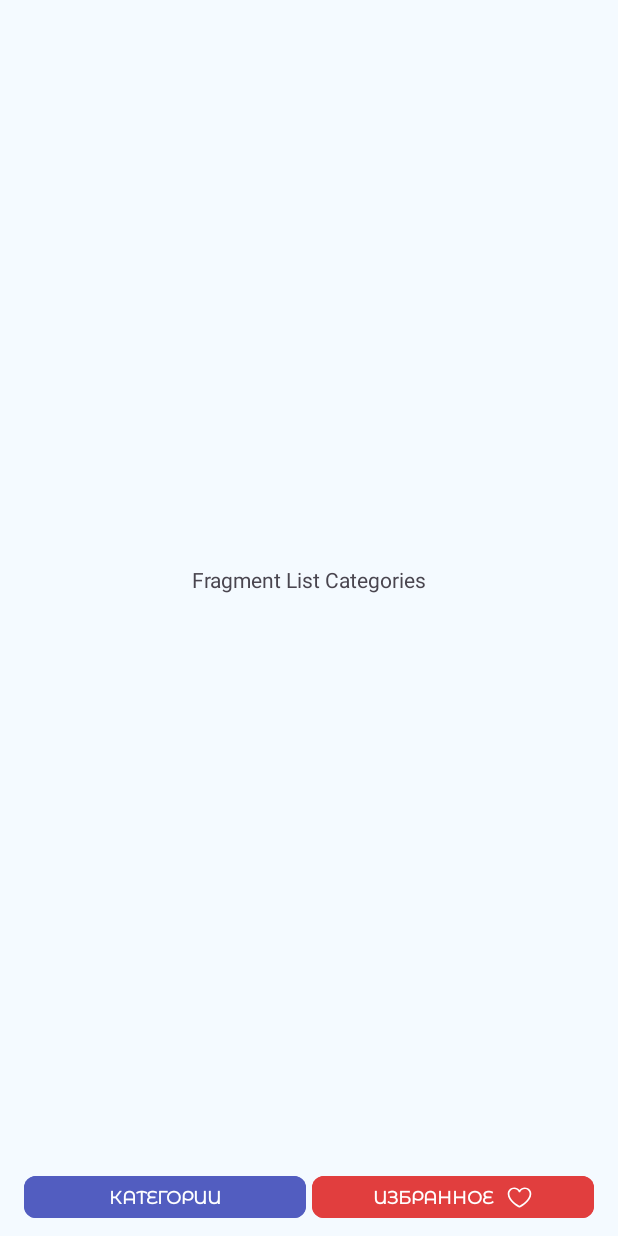
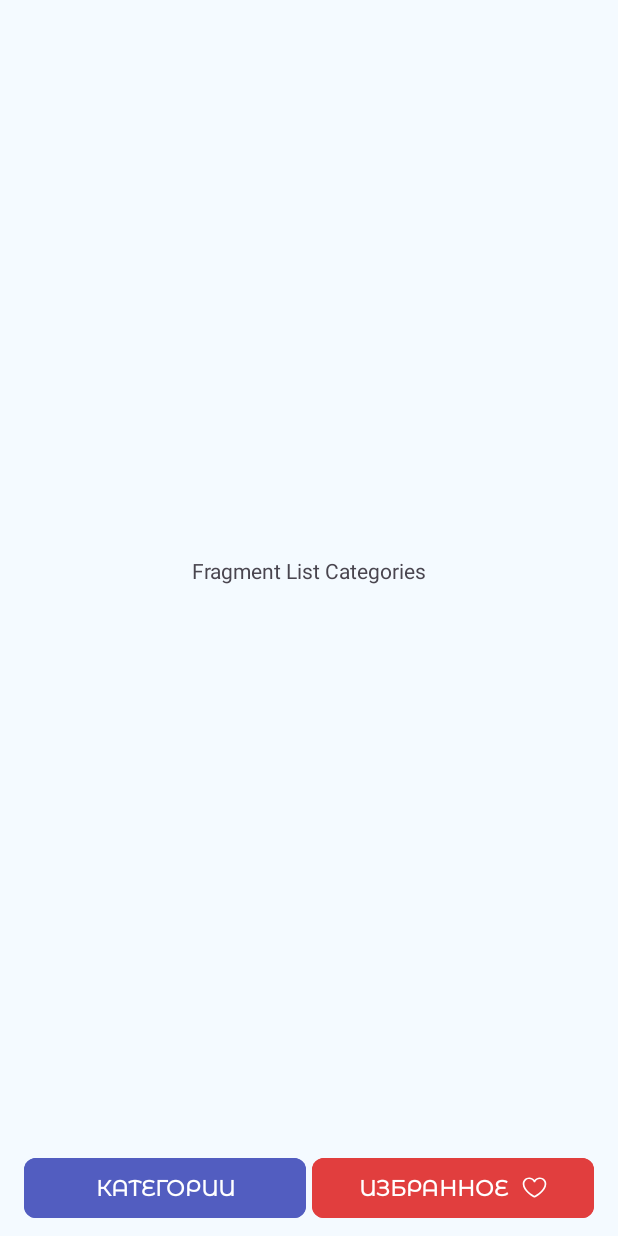
Before and after one commit to drop189/AndroidSprint, an Android app: the fragment FavoritesFragment placed in its activity, after a tap on "КАТЕГОРИИ", on a phone screen of 412 x 824 dp. Run offline under Robolectric (Android 15) with nearby library versions, the phone set to English and light mode, and no system bars.

Commit message:
AS-RA-05-7 apply requested changes

```diff
--- a/app/src/main/java/com/example/androidsprint/FavoritesFragment.kt
+++ b/app/src/main/java/com/example/androidsprint/FavoritesFragment.kt
@@ -9,7 +9,7 @@ import com.example.androidsprint.databinding.FragmentFavoritesBinding
 
 class FavoritesFragment: Fragment() {
     private var _binding: FragmentFavoritesBinding? = null
-    private val binding get() = _binding ?: throw IllegalStateException("")
+    private val binding get() = _binding ?: throw IllegalStateException("Binding can't be null")
 
     override fun onCreateView(
         inflater: LayoutInflater,
@@ -20,4 +20,9 @@ class FavoritesFragment: Fragment() {
         _binding = FragmentFavoritesBinding.inflate(inflater,container,false)
         return binding.root
     }
+
+    override fun onDestroyView() {
+        super.onDestroyView()
+        _binding = null
+    }
 }
--- a/app/src/main/res/layout/activity_main.xml
+++ b/app/src/main/res/layout/activity_main.xml
@@ -5,7 +5,7 @@
     android:id="@+id/main"
     android:layout_width="match_parent"
     android:layout_height="match_parent"
-    android:background="@color/background_main_layout"
+    android:background="@color/color_surface_main"
     tools:context=".MainActivity">
 
     <androidx.fragment.app.FragmentContainerView
@@ -21,7 +21,7 @@
     <LinearLayout
         android:id="@+id/buttonContainer"
         android:layout_width="match_parent"
-        android:layout_height="@dimen/buttons_container_height"
+        android:layout_height="wrap_content"
         android:layout_marginHorizontal="@dimen/buttons_container_indent"
         android:layout_marginBottom="@dimen/bottom_indent_8dp"
         android:orientation="horizontal"
@@ -32,18 +32,22 @@
         <Button
             android:id="@+id/category_button"
             style="@style/StyleNavButton"
+            android:paddingHorizontal="@dimen/button_horizontal_padding"
+            android:paddingVertical="@dimen/button_vertical_padding"
             android:layout_marginEnd="@dimen/half_button_indent"
             android:layout_weight="1"
             android:backgroundTint="@color/category_button_color"
-            android:text="@string/category_button_text" />
+            android:text="@string/title_categories" />
 
         <Button
             android:id="@+id/favorite_button"
             style="@style/StyleNavButton"
+            android:paddingHorizontal="@dimen/button_horizontal_padding"
+            android:paddingVertical="@dimen/button_vertical_padding"
             android:layout_marginStart="@dimen/half_button_indent"
             android:layout_weight="1"
             android:backgroundTint="@color/favorite_button_color"
-            android:text="@string/favorite_button_text"
+            android:text="@string/title_favorites"
             app:icon="@drawable/ic_heart_empty"
             app:iconGravity="textEnd" />
 
--- a/app/src/main/res/layout/fragment_favorites.xml
+++ b/app/src/main/res/layout/fragment_favorites.xml
@@ -3,7 +3,7 @@
     xmlns:app="http://schemas.android.com/apk/res-auto"
     android:layout_width="match_parent"
     android:layout_height="match_parent"
-    android:background="@color/fragment_favourites_bg_color">
+    android:background="@color/color_surface_main">
 
     <TextView
         android:layout_width="wrap_content"
--- a/app/src/main/res/layout/fragment_list_categories.xml
+++ b/app/src/main/res/layout/fragment_list_categories.xml
@@ -3,7 +3,7 @@
     xmlns:app="http://schemas.android.com/apk/res-auto"
     android:layout_width="match_parent"
     android:layout_height="match_parent"
-    android:background="@color/fragment_list_categories_bg_color">
+    android:background="@color/color_surface_main">
 
     <TextView
         android:layout_width="wrap_content"
--- a/app/src/main/res/values/colors.xml
+++ b/app/src/main/res/values/colors.xml
@@ -2,12 +2,9 @@
 <resources>
     <color name="black">#FF000000</color>
     <color name="white">#FFFFFFFF</color>
-    <color name="background_main_layout">#F4FAFF</color>
     <color name="button_text_color">#FFFFFF</color>
+    <color name="color_surface_main">#F4FAFF</color>
     <color name="category_button_color">#525DC0</color>
     <color name="favorite_button_color">#E13E3E</color>
-    <color name="navigation_bar_color">#F4FAFF</color>
-    <color name="status_bar_color">#F4FAFF</color>
-    <color name="fragment_list_categories_bg_color">#F4FAFF</color>
-    <color name="fragment_favourites_bg_color">#F4FAFF</color>
+
 </resources>
--- a/app/src/main/res/values/dimens.xml
+++ b/app/src/main/res/values/dimens.xml
@@ -9,11 +9,12 @@
     <!--    Button      -->
     <dimen name="button_indent">4dp</dimen>
     <dimen name="half_button_indent">2dp</dimen>
+    <dimen name="button_horizontal_padding">20dp</dimen>
+    <dimen name="button_vertical_padding">10dp</dimen>
     <dimen name="nav_button_corner_radius">8dp</dimen>
 
     <!--    Button container    -->
     <dimen name="buttons_container_width">328dp</dimen>
-    <dimen name="buttons_container_height">36dp</dimen>
     <dimen name="buttons_container_indent">16dp</dimen>
 
     <!--    Main container    -->
--- a/app/src/main/res/values/strings.xml
+++ b/app/src/main/res/values/strings.xml
@@ -1,5 +1,5 @@
 <resources>
     <string name="app_name">AndroidSprint</string>
-    <string name="category_button_text">Категории</string>
-    <string name="favorite_button_text">Избранное</string>
+    <string name="title_categories">Категории</string>
+    <string name="title_favorites">Избранное</string>
 </resources>
--- a/app/src/main/res/values/themes.xml
+++ b/app/src/main/res/values/themes.xml
@@ -6,7 +6,7 @@
     </style>
 
     <style name="Theme.AndroidSprint" parent="Base.Theme.AndroidSprint">
-        <item name="android:statusBarColor">@color/status_bar_color</item>
-        <item name="android:navigationBarColor">@color/navigation_bar_color</item>
+        <item name="android:statusBarColor">@color/color_surface_main</item>
+        <item name="android:navigationBarColor">@color/color_surface_main</item>
     </style>
 </resources>
```
